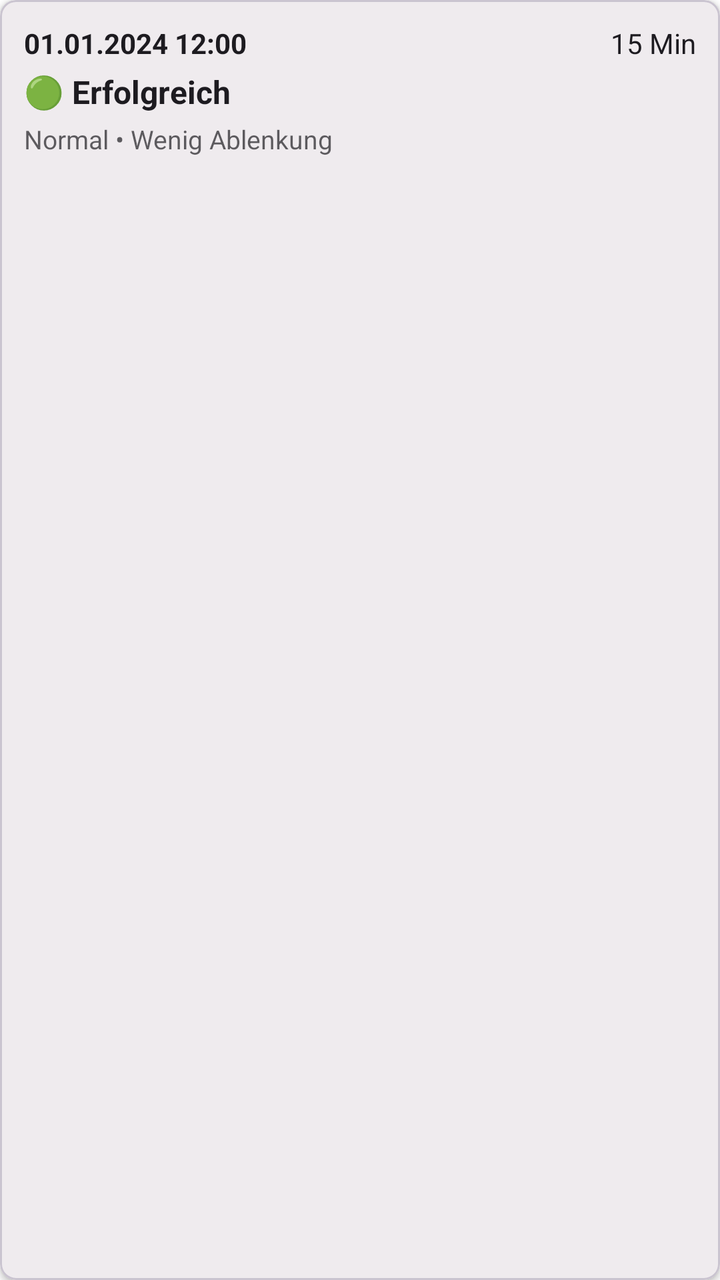
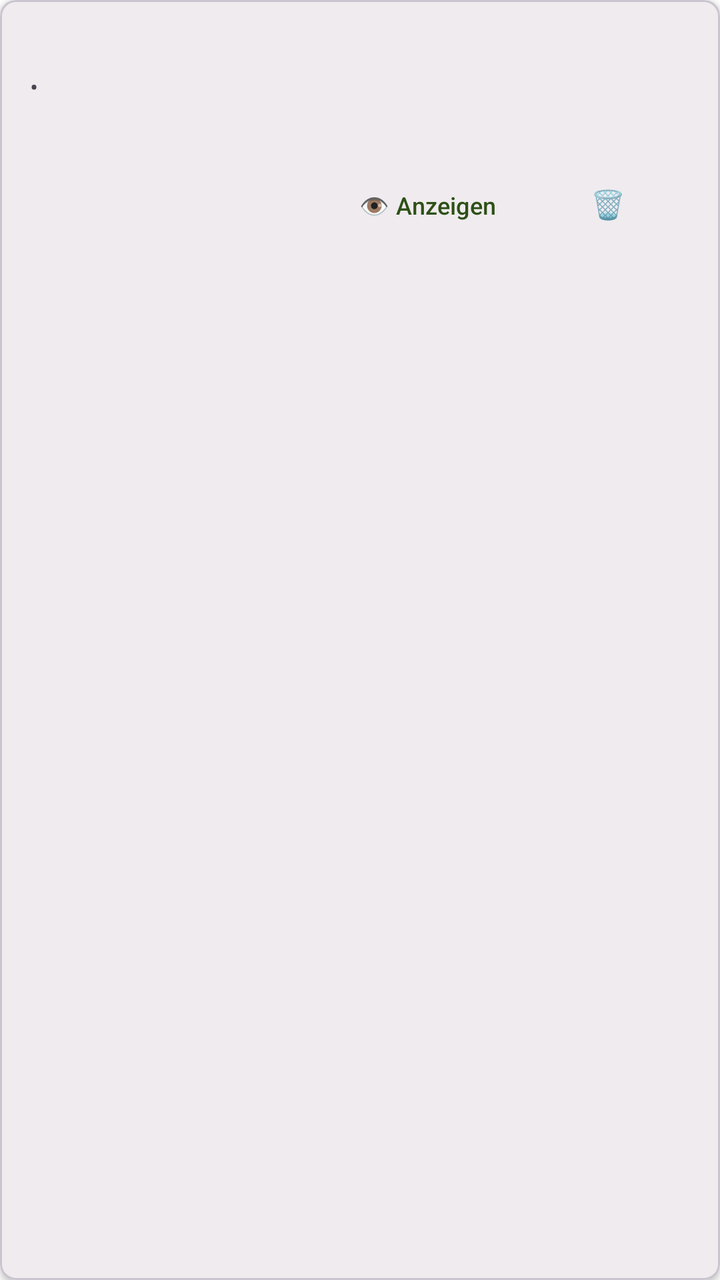

The first picture is an Android layout as it rendered before a commit; the second is the same layout after the commit. The layout source and the unified diff follow.
<!-- AndroidManifest.xml: application theme Theme.HundeWildnis -->
<!-- res/layout/item_session_history.xml -->
<?xml version="1.0" encoding="utf-8"?>
<com.google.android.material.card.MaterialCardView xmlns:android="http://schemas.android.com/apk/res/android"
    xmlns:app="http://schemas.android.com/apk/res-auto"
    android:layout_width="match_parent"
    android:layout_height="wrap_content"
    android:layout_margin="8dp"
    app:cardCornerRadius="8dp"
    app:cardElevation="2dp">

    <LinearLayout
        android:layout_width="match_parent"
        android:layout_height="wrap_content"
        android:orientation="vertical"
        android:padding="12dp">

        
        <LinearLayout
            android:layout_width="match_parent"
            android:layout_height="wrap_content"
            android:orientation="horizontal"
            android:layout_marginBottom="4dp">

            <TextView
                android:id="@+id/tvSessionDate"
                android:layout_width="0dp"
                android:layout_height="wrap_content"
                android:layout_weight="1"
                android:text="01.01.2024 12:00"
                android:textSize="14sp"
                android:textStyle="bold"
                android:textColor="?attr/colorOnSurface" />

            <TextView
                android:id="@+id/tvSessionDuration"
                android:layout_width="wrap_content"
                android:layout_height="wrap_content"
                android:text="15 Min"
                android:textSize="14sp"
                android:textColor="?attr/colorOnSurface" />
        </LinearLayout>

        
        <TextView
            android:id="@+id/tvSessionSuccess"
            android:layout_width="match_parent"
            android:layout_height="wrap_content"
            android:text="🟢 Erfolgreich"
            android:textSize="16sp"
            android:textStyle="bold"
            android:layout_marginBottom="4dp"
            android:textColor="?attr/colorOnSurface" />

        
        <TextView
            android:id="@+id/tvSessionDetails"
            android:layout_width="match_parent"
            android:layout_height="wrap_content"
            android:text="Normal • Wenig Ablenkung"
            android:textSize="13sp"
            android:alpha="0.7"
            android:textColor="?attr/colorOnSurface" />

    </LinearLayout>

</com.google.android.material.card.MaterialCardView>
<!-- resources referenced by this layout -->
<resources>
  <style name="Theme.HundeWildnis" parent="Base.Theme.HundeWildnis" />
  <style name="Base.Theme.HundeWildnis" parent="Theme.Material3.Light.NoActionBar">
          <item name="colorPrimary">#2d5016</item>
          <item name="colorPrimaryVariant">#1a3009</item>
          <item name="colorOnPrimary">#FFFFFF</item>
          <item name="colorSecondary">#6b8e4e</item>
          <item name="colorSecondaryVariant">#4a6135</item>
          <item name="colorOnSecondary">#000000</item>
          <item name="android:statusBarColor">?attr/colorPrimaryVariant</item>
  
          <item name="android:navigationBarColor">@android:color/transparent</item>
          <item name="android:windowLightStatusBar">true</item>
          <item name="android:windowLightNavigationBar">true</item>
          <item name="android:enforceNavigationBarContrast" tools:targetApi="q">false</item>
          <item name="android:enforceStatusBarContrast" tools:targetApi="q">false</item>
  
          
          <item name="colorAccent">#2d5016</item>
          <item name="android:textColorPrimary">#000000</item>
  
          
          <item name="materialAlertDialogTheme">@style/AlertDialogTheme</item>
  
          
          <item name="actionMenuTextColor">#FFFFFF</item>
  
          
          <item name="android:windowBackground">#FFFFFF</item>
          <item name="android:colorBackground">#FFFFFF</item>
      </style>
  <style name="AlertDialogTheme" parent="ThemeOverlay.Material3.MaterialAlertDialog">
          
          <item name="colorSurface">#FFFFFF</item>
  
          
          <item name="colorOnSurface">#000000</item>
          <item name="android:textColorPrimary">#000000</item>
  
          
          <item name="buttonBarPositiveButtonStyle">@style/DialogButtonStyle.Light</item>
          <item name="buttonBarNegativeButtonStyle">@style/DialogButtonStyle.Light</item>
          <item name="buttonBarNeutralButtonStyle">@style/DialogButtonStyle.Light</item>
      </style>
  <style name="DialogButtonStyle.Light" parent="Widget.Material3.Button.TextButton.Dialog">
          
          <item name="android:textColor">#2d5016</item>
  
          
          <item name="backgroundTint">@android:color/transparent</item>
  
          
          <item name="rippleColor">#332d5016</item>
      </style>
</resources>

<!-- the commit's change to res/layout/item_session_history.xml (unified diff, before → after) -->
@@ -1,11 +1,12 @@
 <?xml version="1.0" encoding="utf-8"?>
-<com.google.android.material.card.MaterialCardView xmlns:android="http://schemas.android.com/apk/res/android"
+<com.google.android.material.card.MaterialCardView
+    xmlns:android="http://schemas.android.com/apk/res/android"
     xmlns:app="http://schemas.android.com/apk/res-auto"
     android:layout_width="match_parent"
     android:layout_height="wrap_content"
     android:layout_margin="8dp"
-    app:cardCornerRadius="8dp"
-    app:cardElevation="2dp">
+    app:cardElevation="2dp"
+    app:cardCornerRadius="8dp">
 
     <LinearLayout
         android:layout_width="match_parent"
@@ -17,48 +18,77 @@
         <LinearLayout
             android:layout_width="match_parent"
             android:layout_height="wrap_content"
-            android:orientation="horizontal"
-            android:layout_marginBottom="4dp">
+            android:orientation="vertical">
 
             <TextView
                 android:id="@+id/tvSessionDate"
-                android:layout_width="0dp"
+                android:layout_width="wrap_content"
                 android:layout_height="wrap_content"
-                android:layout_weight="1"
-                android:text="01.01.2024 12:00"
                 android:textSize="14sp"
-                android:textStyle="bold"
-                android:textColor="?attr/colorOnSurface" />
+                android:textStyle="bold" />
+
+            <LinearLayout
+                android:layout_width="match_parent"
+                android:layout_height="wrap_content"
+                android:layout_marginTop="4dp"
+                android:orientation="horizontal">
+
+                <TextView
+                    android:id="@+id/tvSessionDuration"
+                    android:layout_width="wrap_content"
+                    android:layout_height="wrap_content"
+                    android:textSize="12sp" />
+
+                <TextView
+                    android:layout_width="wrap_content"
+                    android:layout_height="wrap_content"
+                    android:text=" • "
+                    android:textSize="12sp" />
+
+                <TextView
+                    android:id="@+id/tvSessionSuccess"
+                    android:layout_width="0dp"
+                    android:layout_height="wrap_content"
+                    android:layout_weight="1"
+                    android:textSize="12sp" />
+
+            </LinearLayout>
 
             <TextView
-                android:id="@+id/tvSessionDuration"
-                android:layout_width="wrap_content"
+                android:id="@+id/tvSessionDetails"
+                android:layout_width="match_parent"
                 android:layout_height="wrap_content"
-                android:text="15 Min"
-                android:textSize="14sp"
-                android:textColor="?attr/colorOnSurface" />
+                android:layout_marginTop="4dp"
+                android:textSize="11sp" />
+
         </LinearLayout>
 
         
-        <TextView
-            android:id="@+id/tvSessionSuccess"
+        <LinearLayout
             android:layout_width="match_parent"
             android:layout_height="wrap_content"
-            android:text="🟢 Erfolgreich"
-            android:textSize="16sp"
-            android:textStyle="bold"
-            android:layout_marginBottom="4dp"
-            android:textColor="?attr/colorOnSurface" />
+            android:layout_marginTop="8dp"
+            android:orientation="horizontal"
+            android:gravity="end">
 
-        
-        <TextView
-            android:id="@+id/tvSessionDetails"
-            android:layout_width="match_parent"
-            android:layout_height="wrap_content"
-            android:text="Normal • Wenig Ablenkung"
-            android:textSize="13sp"
-            android:alpha="0.7"
-            android:textColor="?attr/colorOnSurface" />
+            <com.google.android.material.button.MaterialButton
+                android:id="@+id/btnViewSession"
+                style="@style/Widget.Material3.Button.TextButton"
+                android:layout_width="wrap_content"
+                android:layout_height="wrap_content"
+                android:text="👁️ Anzeigen"
+                android:textSize="12sp" />
+
+            <com.google.android.material.button.MaterialButton
+                android:id="@+id/btnDeleteSession"
+                style="@style/Widget.Material3.Button.TextButton"
+                android:layout_width="wrap_content"
+                android:layout_height="wrap_content"
+                android:text="🗑️"
+                android:textSize="14sp"
+                android:textColor="#d32f2f" />
+
+        </LinearLayout>
 
     </LinearLayout>
 
